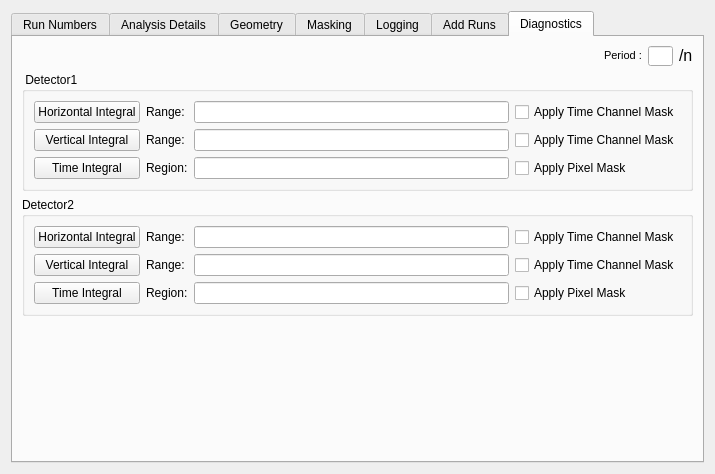
Qt form Code/Mantid/MantidQt/CustomInterfaces/inc/MantidQtCustomInterfaces/SANSRunWindow.ui (mantidproject/mantid) before a commit.
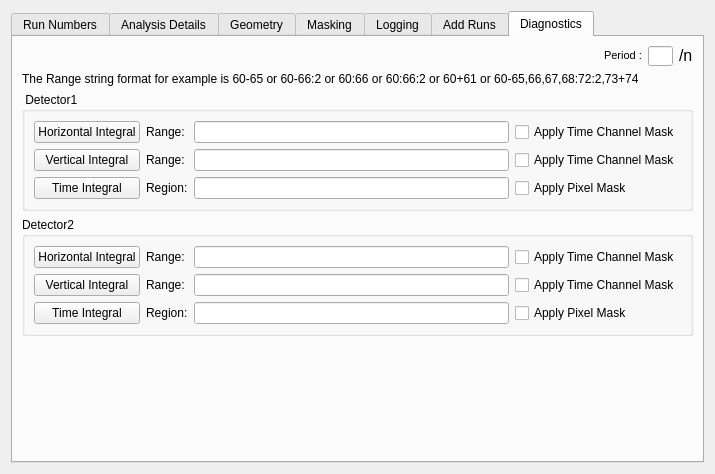
The same form after that commit. The open tabs and pages were chosen to show the change. Custom widgets are drawn as their Qt base class.

Commit message: re#2157 - added time channel and pixel masking functionality SNAS to diagnostics tab

What changed in the file:
```diff
--- a/Code/Mantid/MantidQt/CustomInterfaces/inc/MantidQtCustomInterfaces/SANSRunWindow.ui
+++ b/Code/Mantid/MantidQt/CustomInterfaces/inc/MantidQtCustomInterfaces/SANSRunWindow.ui
@@ -3939,6 +3939,13 @@
         </layout>
        </item>
        <item row="1" column="0" >
+        <widget class="QLabel" name="label_7" >
+         <property name="text" >
+          <string>The Range string format for example is 60-65 or 60-66:2 or 60:66 or 60:66:2 or 60+61 or 60-65,66,67,68:72:2,73+74</string>
+         </property>
+        </widget>
+       </item>
+       <item row="2" column="0" >
         <widget class="QGroupBox" name="groupBox_Detector1" >
          <property name="title" >
           <string> Detector1</string>
@@ -4019,7 +4026,7 @@
          </layout>
         </widget>
        </item>
-       <item row="2" column="0" >
+       <item row="3" column="0" >
         <widget class="QGroupBox" name="groupBox_Detector2" >
          <property name="title" >
           <string>Detector2</string>
@@ -4100,7 +4107,7 @@
          </layout>
         </widget>
        </item>
-       <item row="3" column="0" >
+       <item row="4" column="0" >
         <spacer name="verticalSpacer_11" >
          <property name="orientation" >
           <enum>Qt::Vertical</enum>
```
The commit also changes 4 other files.
